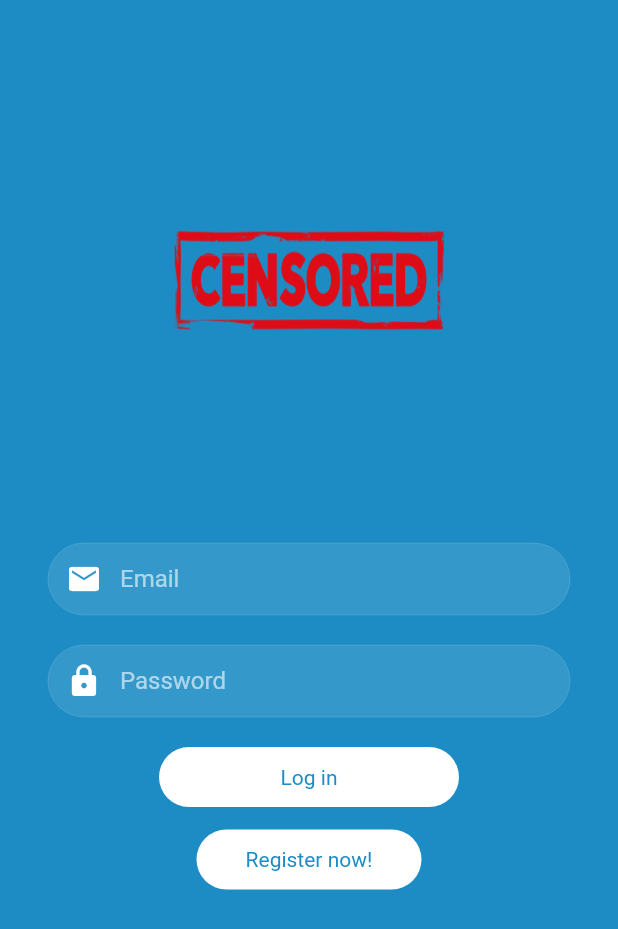
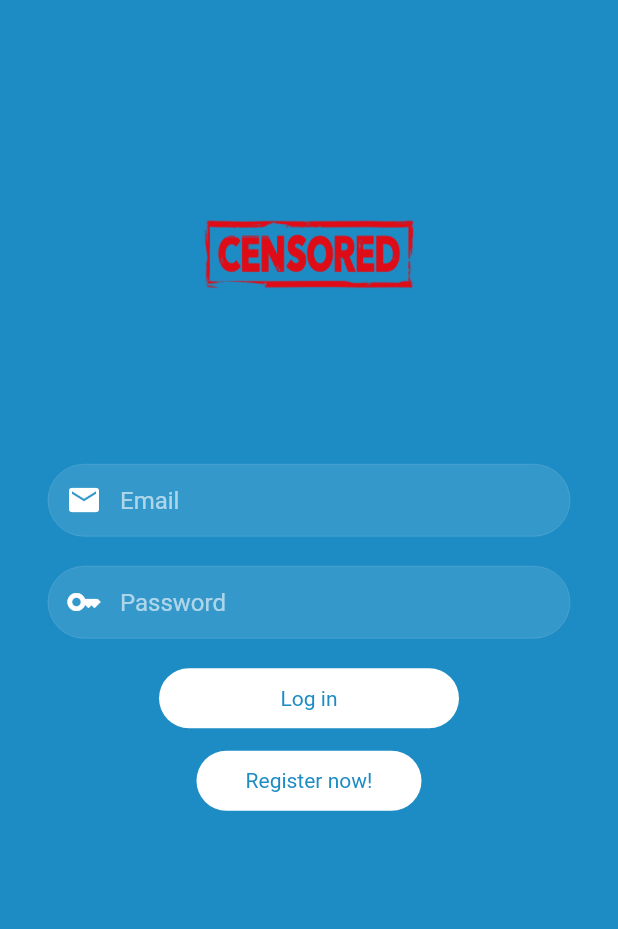
Before and after one commit to vaskosvet/portfolio, a Flutter app: the screen it shows after launch, on a phone screen of 412 x 824 dp. Shown: the top 929 px of the screen. Run offline on Flutter 3.47's test engine with Material 2 defaults, Android fonts, the phone set to English and light mode, and no system bars; our stand-ins replace firebase_core; accounts and stored records are empty.

Commit message:
Added screens and Inkwell navigation

```diff
--- a/lib/screens/login_screen.dart
+++ b/lib/screens/login_screen.dart
@@ -1,4 +1,6 @@
 import 'package:flutter/material.dart';
+import 'package:portfolio/screens/home_screen.dart';
+import 'package:portfolio/screens/register_screen.dart';
 import 'package:portfolio/utils/constants.dart';
 import 'package:portfolio/widgets/reusable_widgets.dart';
 
@@ -40,8 +42,8 @@ class _LoginScreenState extends State<LoginScreen> {
             //logo
             Image.asset(
               'assets/test.png',
-              width: 220,
-              height: 220,
+              width: 170,
+              height: 150,
               fit: BoxFit.fill,
             ),
 
@@ -56,7 +58,7 @@ class _LoginScreenState extends State<LoginScreen> {
               height: 20,
             ), //padding between inputs
             TextFieldInput(
-              icon: Icons.lock,
+              icon: Icons.key,
               hintText: 'Password',
               textInputType: TextInputType.text,
               textEditingController: _passwordController,
@@ -64,7 +66,13 @@ class _LoginScreenState extends State<LoginScreen> {
             ),
             const SizedBox(height: 20),
             //button login
-            Container(
+            InkWell(
+              //inkwell to access onTap method
+              onTap: () {
+                Navigator.push(context,
+                    MaterialPageRoute(builder: (context) => HomeScreen()));
+              },
+              child: Container(
                 width: 200,
                 alignment: Alignment.center,
                 padding: const EdgeInsets.symmetric(vertical: 12),
@@ -79,9 +87,15 @@ class _LoginScreenState extends State<LoginScreen> {
                 child:
                     const Text('Log in', style: TextStyle(color: primaryColor)),
               ),
+            ),
             const SizedBox(height: 15),
             //register
-            Container(
+            InkWell(
+              onTap: () {
+                Navigator.push(context,
+                    MaterialPageRoute(builder: (context) => RegisterScreen()));
+              },
+              child: Container(
                 child: const Text('Register now!',
                     style: TextStyle(color: primaryColor)),
                 width: 150,
@@ -96,6 +110,7 @@ class _LoginScreenState extends State<LoginScreen> {
                   color: Colors.white,
                 ),
               ),
+            ),
             Flexible(
               //adds 2/3  padding compared to that  on top
               child: Container(),
```
Also changed, not shown: lib/screens/home_screen.dart (+30 -7 lines), lib/screens/register_screen.dart (added, +64 -0 lines). Lines whose indentation alone changed are shown as unchanged.
